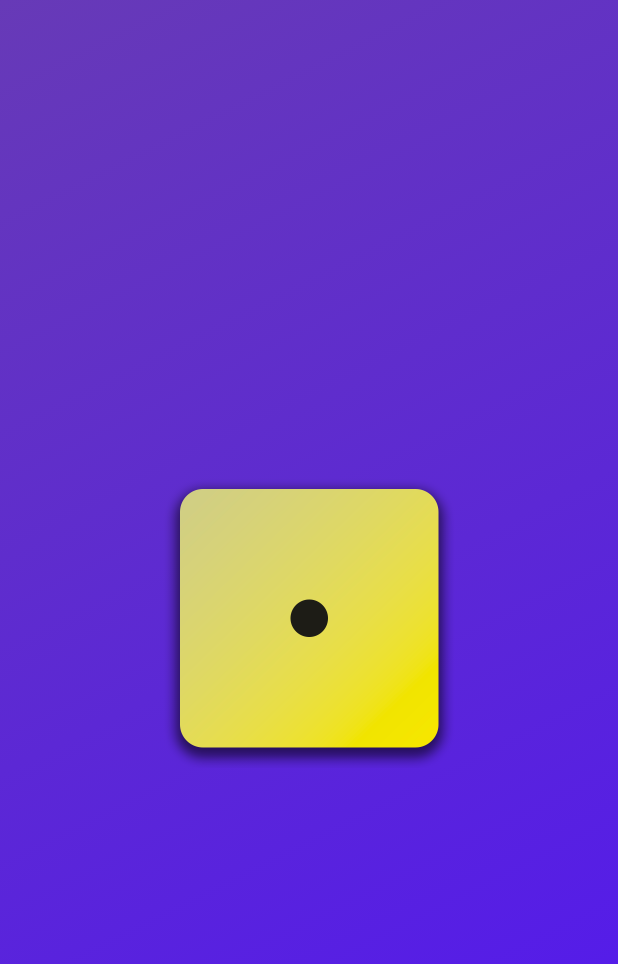
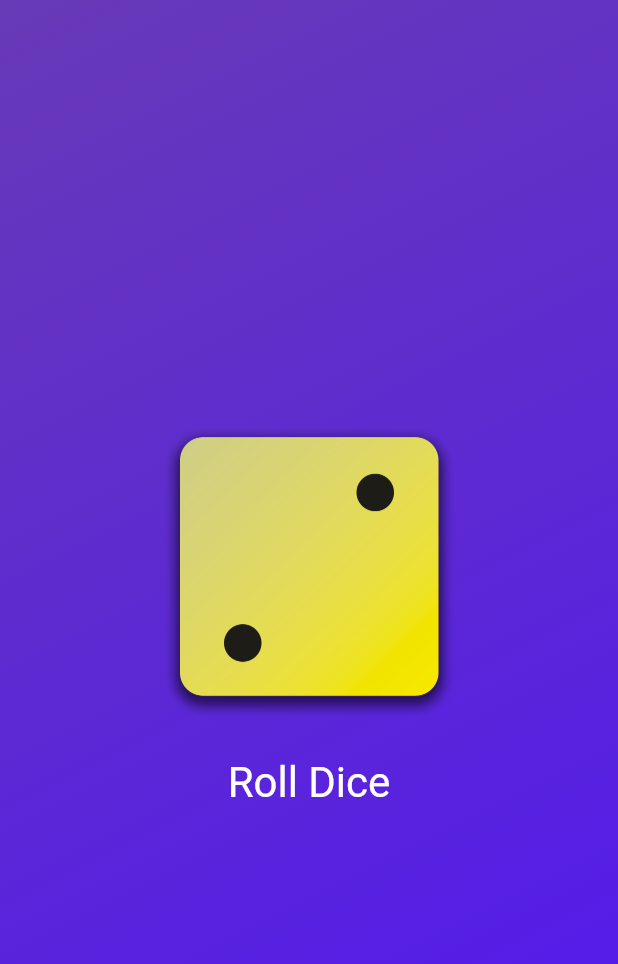
Before and after one commit to saksham-raghuvanshi/flutter-app, a Flutter app: the screen it shows after launch, on a phone screen of 412 x 824 dp. Shown: the top 964 px of the screen. Run offline on Flutter 3.47's test engine with Material 3 defaults, Android fonts, the phone set to English and light mode, and no system bars.

Commit message:
Image Access , Style image , Column , row adn mainAxisSize

```diff
--- a/lib/custom_widget.dart
+++ b/lib/custom_widget.dart
@@ -1,12 +1,17 @@
 import 'package:flutter/material.dart';
-import 'styletext.dart';
 
 //variable
 var startAlignment = Alignment.topLeft;
 var endAlignment = Alignment.bottomRight;
 
 class CustomWidget extends StatelessWidget {
-  const CustomWidget({super.key});
+  CustomWidget({super.key});
+
+  var activeDiceImage = 'assets/images/dice-2.png';
+  void rollDice() {
+    activeDiceImage = 'assets/images/dice-4.png';
+    print('Image Changing');
+  }
 
   @override
   Widget build(BuildContext context) {
@@ -20,11 +25,25 @@ class CustomWidget extends StatelessWidget {
         ),
       ),
       child: Center(
-        child: Image.asset(
-          'assets/images/dice-1.png',
-          width: 200,
-        ),
-      ),
+          child: Column(
+        mainAxisSize: MainAxisSize.min,
+        children: [
+          Image.asset(
+            activeDiceImage,
+            width: 200,
+          ),
+          const SizedBox(
+            height: 20,
+          ),
+          TextButton(
+              onPressed: rollDice,
+              style: TextButton.styleFrom(
+                  // padding: const EdgeInsets.only(top: 20),
+                  foregroundColor: Colors.white,
+                  textStyle: const TextStyle(fontSize: 28)),
+              child: const Text("Roll Dice"))
+        ],
+      )),
     );
   }
 }
--- a/lib/main.dart
+++ b/lib/main.dart
@@ -3,7 +3,7 @@ import 'custom_widget.dart';
 
 void main() {
   runApp(
-    const MaterialApp(
+    MaterialApp(
       home: Scaffold(
         body: CustomWidget(),
       ),
```
